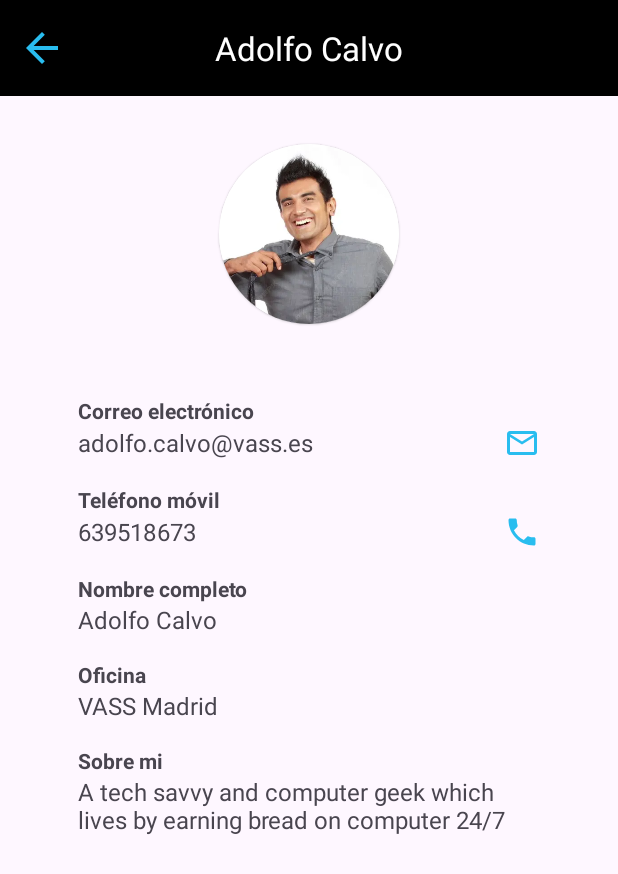
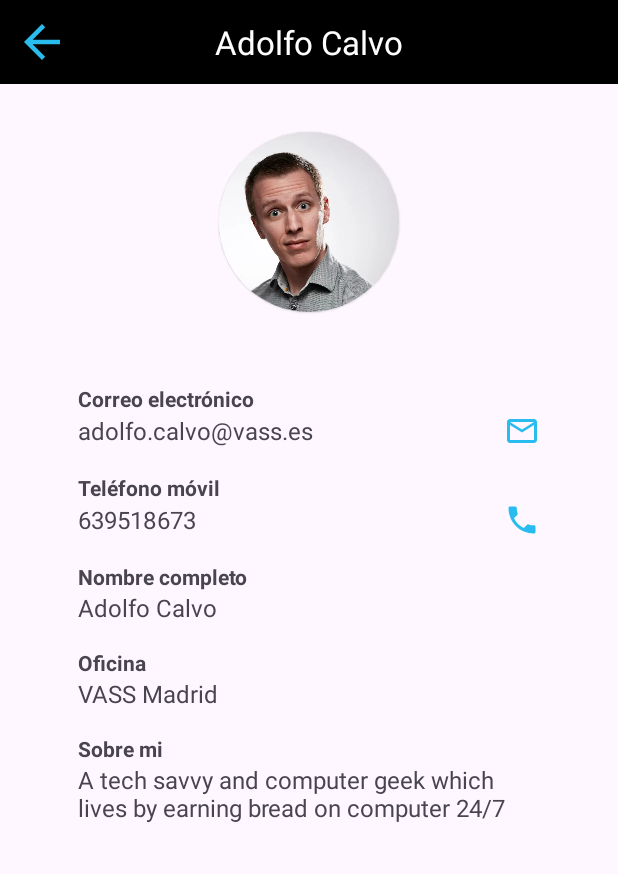
Before and after one commit to marchdz/task-5-1-user-details-xml, an Android app: the layout activity_main.xml on its own in the app's theme, with its tools: preview values and no code run, on a phone screen of 412 x 824 dp. Shown: the top 874 px of the screen. Run offline under Robolectric (Android 15) with nearby library versions, the phone set to English and light mode, and no system bars.

Commit message:
Minor UI adjustments

```diff
--- a/app/src/main/java/com/marchernandez/task51xml/MainActivity.kt
+++ b/app/src/main/java/com/marchernandez/task51xml/MainActivity.kt
@@ -13,8 +13,6 @@ class MainActivity : AppCompatActivity() {
 
     override fun onCreate(savedInstanceState: Bundle?) {
         super.onCreate(savedInstanceState)
-        enableEdgeToEdge()
-
         mBinding = ActivityMainBinding.inflate(layoutInflater)
         setContentView(mBinding.root)
         ViewCompat.setOnApplyWindowInsetsListener(mBinding.main) { v, insets ->
--- a/app/src/main/res/drawable/ic_back.xml
+++ b/app/src/main/res/drawable/ic_back.xml
@@ -1,4 +1,4 @@
-<vector xmlns:android="http://schemas.android.com/apk/res/android" android:autoMirrored="true" android:height="32dp" android:tint="#000000" android:viewportHeight="24" android:viewportWidth="24" android:width="32dp">
+<vector xmlns:android="http://schemas.android.com/apk/res/android" android:autoMirrored="true" android:height="36dp" android:tint="#000000" android:viewportHeight="24" android:viewportWidth="24" android:width="36dp">
 
     <path android:fillColor="@android:color/white" android:pathData="M20,11H7.83l5.59,-5.59L12,4l-8,8 8,8 1.41,-1.41L7.83,13H20v-2z"/>
 
--- a/app/src/main/res/layout/activity_main.xml
+++ b/app/src/main/res/layout/activity_main.xml
@@ -13,9 +13,11 @@
 
         <com.google.android.material.appbar.MaterialToolbar
             android:id="@+id/topAppBar"
-            android:layout_width="match_parent"
+            android:layout_width="0dp"
             android:layout_height="wrap_content"
             android:background="@color/black"
+            android:minHeight="0dp"
+            app:buttonGravity="center_vertical"
             app:layout_constraintBottom_toTopOf="@id/cvAvatar"
             app:layout_constraintEnd_toEndOf="parent"
             app:layout_constraintStart_toStartOf="parent"
@@ -28,11 +30,11 @@
 
         <androidx.cardview.widget.CardView
             android:id="@+id/cvAvatar"
-            android:layout_width="120dp"
-            android:layout_height="120dp"
-            android:layout_marginTop="32dp"
-            app:cardCornerRadius="60dp"
-            app:cardElevation="1dp"
+            android:layout_width="@dimen/user_avatar_size"
+            android:layout_height="@dimen/user_avatar_size"
+            android:layout_marginTop="@dimen/common_padding_high"
+            app:cardCornerRadius="@dimen/user_avatar_corner_radius"
+            app:cardElevation="@dimen/user_avatar_card_elevation"
             app:cardPreventCornerOverlap="false"
             app:layout_constraintBottom_toTopOf="@id/llUserInfoFields"
             app:layout_constraintEnd_toEndOf="parent"
@@ -53,8 +55,8 @@
             android:id="@+id/llUserInfoFields"
             android:layout_width="0dp"
             android:layout_height="wrap_content"
-            android:layout_marginHorizontal="@dimen/horizontal_margin_user_data"
-            android:layout_marginTop="@dimen/top_margin_user_data"
+            android:layout_marginHorizontal="@dimen/user_data_horizontal_margin"
+            android:layout_marginTop="@dimen/user_data_top_margin"
             android:orientation="vertical"
             app:layout_constraintEnd_toEndOf="parent"
             app:layout_constraintStart_toStartOf="parent"
--- a/app/src/main/res/values-night/themes.xml
+++ b/app/src/main/res/values-night/themes.xml
@@ -3,5 +3,6 @@
     <style name="Base.Theme.Task51XML" parent="Theme.Material3.DayNight.NoActionBar">
         <!-- Customize your dark theme here. -->
         <!-- <item name="colorPrimary">@color/my_dark_primary</item> -->
+        <item name="android:statusBarColor">@color/black</item>
     </style>
 </resources>
--- a/app/src/main/res/values/dimens.xml
+++ b/app/src/main/res/values/dimens.xml
@@ -3,10 +3,14 @@
     <dimen name="common_padding_min">8dp</dimen>
     <dimen name="common_padding_default">16dp</dimen>
     <dimen name="common_padding_middle">24dp</dimen>
+    <dimen name="common_padding_high">32dp</dimen>
 
-    <dimen name="top_margin_user_data">48dp</dimen>
-    <dimen name="horizontal_margin_user_data">52dp</dimen>
+    <dimen name="user_avatar_card_elevation">1dp</dimen>
+    <dimen name="user_avatar_corner_radius">60dp</dimen>
+    <dimen name="user_avatar_size">120dp</dimen>
 
+    <dimen name="user_data_description_text_size">16sp</dimen>
+    <dimen name="user_data_horizontal_margin">52dp</dimen>
     <dimen name="user_data_titles_text_size">14sp</dimen>
-    <dimen name="user_data_description_text_size">16sp</dimen>
+    <dimen name="user_data_top_margin">48dp</dimen>
 </resources>
--- a/app/src/main/res/values/themes.xml
+++ b/app/src/main/res/values/themes.xml
@@ -3,10 +3,7 @@
     <style name="Base.Theme.Task51XML" parent="Theme.Material3.DayNight.NoActionBar">
         <!-- Customize your light theme here. -->
         <!-- <item name="colorPrimary">@color/my_light_primary</item> -->
-<!--        <item name="android:statusBarColor">@android:color/transparent</item>-->
-<!--        <item name="android:windowLightStatusBar">false</item>-->
-<!--        <item name="statusBarBackground">@color/black</item>-->
-<!--        <item name="statusBarForeground">@color/white</item>-->
+        <item name="android:statusBarColor">@color/black</item>
     </style>
 
     <style name="Theme.Task51XML" parent="Base.Theme.Task51XML" />
```
Also changed, not shown: app/src/main/res/drawable/photo.webp.
